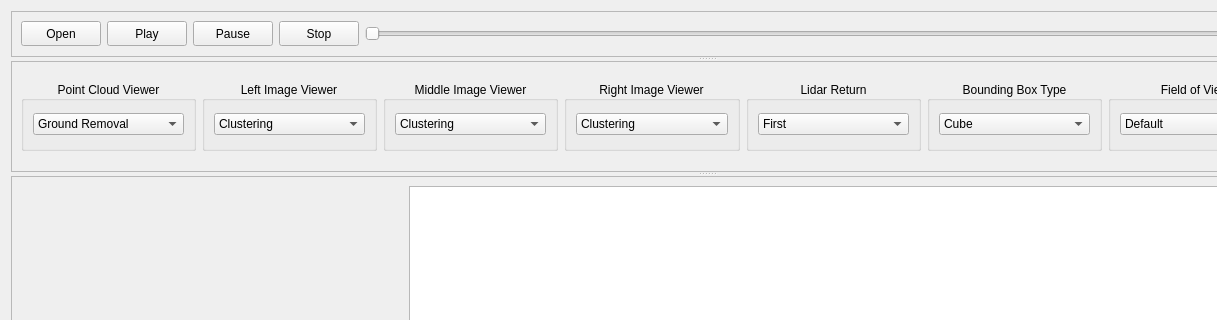
First picture: the form in src/depth_clustering/visualization/ui/visualization.ui, repository cpsintegrationlab/depth_clustering, before the edit; both pictures show x 0 to 1217 and y 0 to 320 of the 1414 by 791 pixel window.
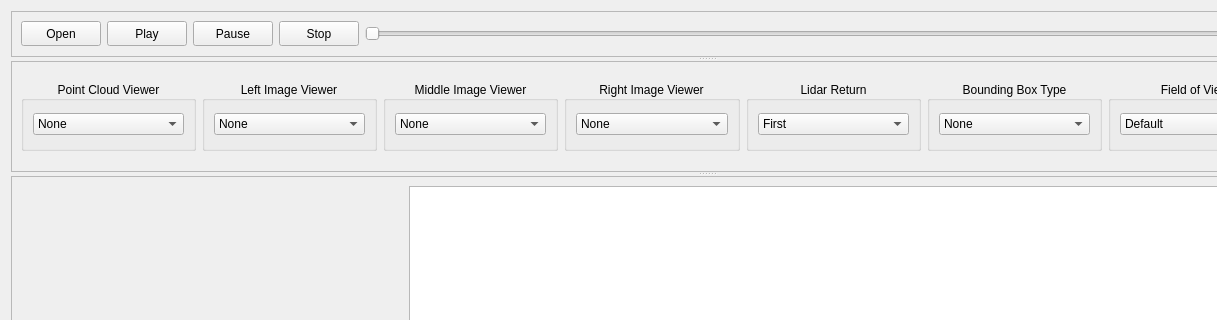
Second picture: the form after the edit. The open tabs and pages were chosen to show the change. Custom widgets are drawn as their Qt base class.

The edit to the form file:
```diff
--- a/src/depth_clustering/visualization/ui/visualization.ui
+++ b/src/depth_clustering/visualization/ui/visualization.ui
@@ -436,6 +436,11 @@
              <layout class="QGridLayout" name="gridLayout_11">
               <item row="0" column="0">
                <widget class="QComboBox" name="combo_layer_image_left">
+                <item>
+                 <property name="text">
+                  <string>None</string>
+                 </property>
+                </item>
                 <item>
                  <property name="text">
                   <string>Clustering</string>
@@ -497,6 +502,11 @@
                 <property name="currentIndex">
                  <number>0</number>
                 </property>
+                <item>
+                 <property name="text">
+                  <string>None</string>
+                 </property>
+                </item>
                 <item>
                  <property name="text">
                   <string>Cube</string>
@@ -528,6 +538,11 @@
              <layout class="QGridLayout" name="gridLayout_15">
               <item row="0" column="0">
                <widget class="QComboBox" name="combo_layer_image_right">
+                <item>
+                 <property name="text">
+                  <string>None</string>
+                 </property>
+                </item>
                 <item>
                  <property name="text">
                   <string>Clustering</string>
@@ -574,6 +589,11 @@
              <layout class="QGridLayout" name="gridLayout_14">
               <item row="0" column="0">
                <widget class="QComboBox" name="combo_layer_image_middle">
+                <item>
+                 <property name="text">
+                  <string>None</string>
+                 </property>
+                </item>
                 <item>
                  <property name="text">
                   <string>Clustering</string>
@@ -661,6 +681,11 @@
              <layout class="QGridLayout" name="gridLayout_10">
               <item row="0" column="0">
                <widget class="QComboBox" name="combo_layer_point_cloud">
+                <item>
+                 <property name="text">
+                  <string>None</string>
+                 </property>
+                </item>
                 <item>
                  <property name="text">
                   <string>Ground Removal</string>
```
Left out of the diff: 38 changed lines with no effect on the pictures.
